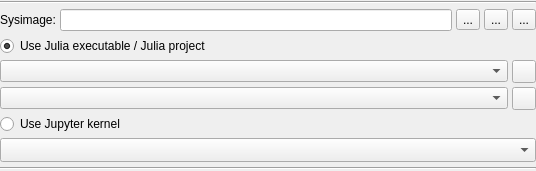
This is spine_items/tool/ui/julia_tool_options.ui in spine-tools/spine-items as Qt 5 draws it before an edit. The edited form follows.
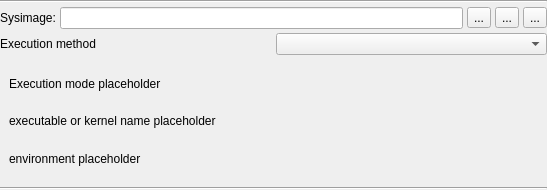
This is the edited form. Icons and pictures are not drawn. Custom widgets are drawn as their Qt base class.

Commit message: Update Julia Tool Properties with the stackedWidget based execution options

Patch:
```diff
--- a/spine_items/tool/ui/julia_tool_options.ui
+++ b/spine_items/tool/ui/julia_tool_options.ui
@@ -19,11 +19,11 @@
    <rect>
     <x>0</x>
     <y>0</y>
-    <width>536</width>
-    <height>171</height>
+    <width>547</width>
+    <height>190</height>
    </rect>
   </property>
-  <layout class="QVBoxLayout" name="verticalLayout_2">
+  <layout class="QVBoxLayout" name="verticalLayout_4">
    <property name="spacing">
     <number>4</number>
    </property>
@@ -118,23 +118,51 @@
     </layout>
    </item>
    <item>
+    <layout class="QHBoxLayout" name="horizontalLayout">
+     <item>
+      <widget class="QLabel" name="label">
+       <property name="text">
+        <string>Execution method</string>
+       </property>
+      </widget>
+     </item>
+     <item>
+      <widget class="QComboBox" name="comboBox_julia_execution_method"/>
+     </item>
+    </layout>
+   </item>
+   <item>
+    <widget class="QStackedWidget" name="stackedWidget_julia_options">
+     <property name="currentIndex">
+      <number>0</number>
+     </property>
+     <widget class="QWidget" name="page_0">
     <layout class="QVBoxLayout" name="verticalLayout">
-     <property name="spacing">
-      <number>4</number>
-     </property>
-     <property name="leftMargin">
-      <number>0</number>
-     </property>
+       <item>
+        <widget class="QLabel" name="label_execution_method">
+         <property name="text">
+          <string>Execution mode placeholder</string>
+         </property>
+        </widget>
+       </item>
+       <item>
+        <widget class="QLabel" name="label_executable_or_kernel">
+         <property name="text">
+          <string>executable or kernel name placeholder</string>
+         </property>
+        </widget>
+       </item>
      <item>
-      <widget class="QRadioButton" name="radioButton_basic_console">
+        <widget class="QLabel" name="label_environment">
        <property name="text">
-        <string>Use Julia executable / Julia project</string>
-       </property>
-       <property name="checked">
-        <bool>true</bool>
-       </property>
-      </widget>
-     </item>
+          <string>environment placeholder</string>
+         </property>
+        </widget>
+       </item>
+      </layout>
+     </widget>
+     <widget class="QWidget" name="page_1">
+      <layout class="QVBoxLayout" name="verticalLayout_2">
      <item>
       <layout class="QHBoxLayout" name="horizontalLayout_2">
        <property name="spacing">
@@ -183,13 +211,10 @@
        </item>
       </layout>
      </item>
-     <item>
-      <widget class="QRadioButton" name="radioButton_jupyter_console">
-       <property name="text">
-        <string>Use Jupyter kernel</string>
-       </property>
-      </widget>
-     </item>
+      </layout>
+     </widget>
+     <widget class="QWidget" name="page_2">
+      <layout class="QVBoxLayout" name="verticalLayout_3">
      <item>
       <widget class="QComboBox" name="comboBox_kernel_specs">
        <property name="sizePolicy">
@@ -216,6 +241,8 @@
       </widget>
      </item>
     </layout>
+     </widget>
+    </widget>
    </item>
    <item>
     <widget class="Line" name="line">
```
Left out of the diff: 10 changed lines with no effect on the pictures. Lines whose indentation alone changed are shown as unchanged. The commit also changes 6 other files.
